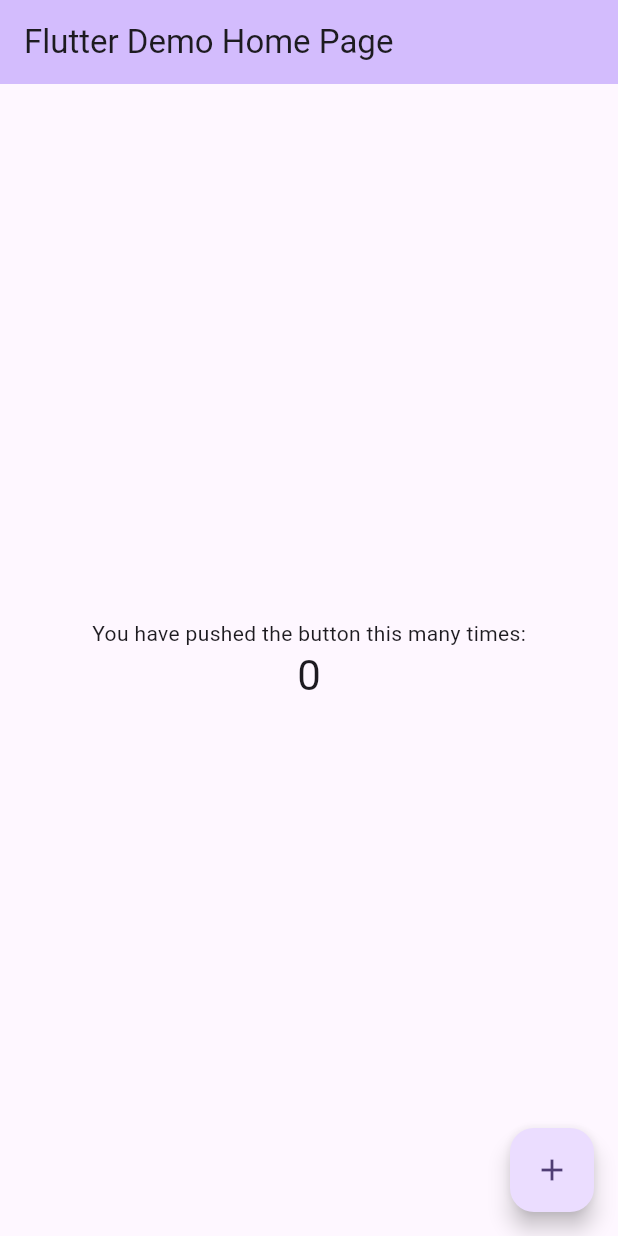
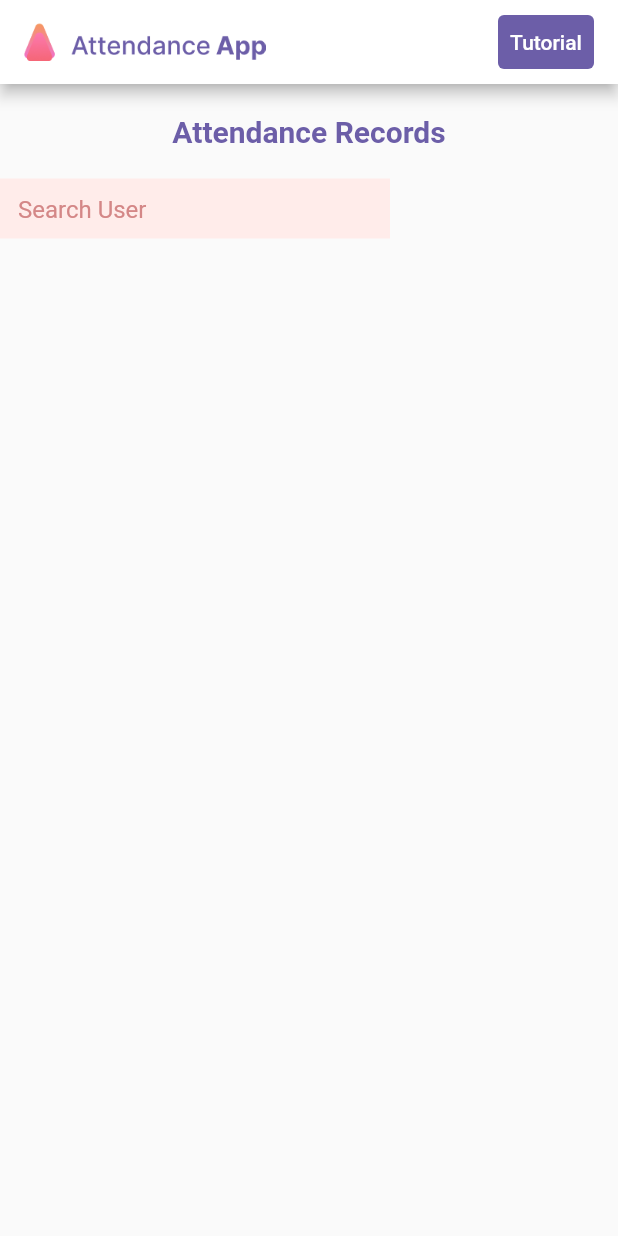
Before and after one commit to JeffSiaYuHeng/Flutter-Attendance, a Flutter app: the screen it shows after launch, on a phone screen of 412 x 824 dp. Run offline on Flutter 3.47's test engine with Material 2 defaults, Android fonts, the phone set to English and light mode, and no system bars; our stand-ins replace heroicons.

Commit message:
update on MainScreen with Basic Layout

```diff
--- a/lib/main.dart
+++ b/lib/main.dart
@@ -1,4 +1,5 @@
 import 'package:flutter/material.dart';
+import 'screens/MainScreen.dart';
 
 void main() {
   runApp(const MyApp());
@@ -7,119 +8,10 @@ void main() {
 class MyApp extends StatelessWidget {
   const MyApp({super.key});
 
-  // This widget is the root of your application.
   @override
   Widget build(BuildContext context) {
     return MaterialApp(
-      title: 'Flutter Demo',
-      theme: ThemeData(
-        // This is the theme of your application.
-        //
-        // TRY THIS: Try running your application with "flutter run". You'll see
-        // the application has a blue toolbar. Then, without quitting the app,
-        // try changing the seedColor in the colorScheme below to Colors.green
-        // and then invoke "hot reload" (save your changes or press the "hot
-        // reload" button in a Flutter-supported IDE, or press "r" if you used
-        // the command line to start the app).
-        //
-        // Notice that the counter didn't reset back to zero; the application
-        // state is not lost during the reload. To reset the state, use hot
-        // restart instead.
-        //
-        // This works for code too, not just values: Most code changes can be
-        // tested with just a hot reload.
-        colorScheme: ColorScheme.fromSeed(seedColor: Colors.deepPurple),
-        useMaterial3: true,
-      ),
-      home: const MyHomePage(title: 'Flutter Demo Home Page'),
+      home: MainScreen(), // Set the initial screen
     );
   }
 }
-
-class MyHomePage extends StatefulWidget {
-  const MyHomePage({super.key, required this.title});
-
-  // This widget is the home page of your application. It is stateful, meaning
-  // that it has a State object (defined below) that contains fields that affect
-  // how it looks.
-
-  // This class is the configuration for the state. It holds the values (in this
-  // case the title) provided by the parent (in this case the App widget) and
-  // used by the build method of the State. Fields in a Widget subclass are
-  // always marked "final".
-
-  final String title;
-
-  @override
-  State<MyHomePage> createState() => _MyHomePageState();
-}
-
-class _MyHomePageState extends State<MyHomePage> {
-  int _counter = 0;
-
-  void _incrementCounter() {
-    setState(() {
-      // This call to setState tells the Flutter framework that something has
-      // changed in this State, which causes it to rerun the build method below
-      // so that the display can reflect the updated values. If we changed
-      // _counter without calling setState(), then the build method would not be
-      // called again, and so nothing would appear to happen.
-      _counter++;
-    });
-  }
-
-  @override
-  Widget build(BuildContext context) {
-    // This method is rerun every time setState is called, for instance as done
-    // by the _incrementCounter method above.
-    //
-    // The Flutter framework has been optimized to make rerunning build methods
-    // fast, so that you can just rebuild anything that needs updating rather
-    // than having to individually change instances of widgets.
-    return Scaffold(
-      appBar: AppBar(
-        // TRY THIS: Try changing the color here to a specific color (to
-        // Colors.amber, perhaps?) and trigger a hot reload to see the AppBar
-        // change color while the other colors stay the same.
-        backgroundColor: Theme.of(context).colorScheme.inversePrimary,
-        // Here we take the value from the MyHomePage object that was created by
-        // the App.build method, and use it to set our appbar title.
-        title: Text(widget.title),
-      ),
-      body: Center(
-        // Center is a layout widget. It takes a single child and positions it
-        // in the middle of the parent.
-        child: Column(
-          // Column is also a layout widget. It takes a list of children and
-          // arranges them vertically. By default, it sizes itself to fit its
-          // children horizontally, and tries to be as tall as its parent.
-          //
-          // Column has various properties to control how it sizes itself and
-          // how it positions its children. Here we use mainAxisAlignment to
-          // center the children vertically; the main axis here is the vertical
-          // axis because Columns are vertical (the cross axis would be
-          // horizontal).
-          //
-          // TRY THIS: Invoke "debug painting" (choose the "Toggle Debug Paint"
-          // action in the IDE, or press "p" in the console), to see the
-          // wireframe for each widget.
-          mainAxisAlignment: MainAxisAlignment.center,
-          children: <Widget>[
-            const Text(
-              'You have pushed the button this many times:',
-            ),
-            Text(
-              '$_counter',
-              style: Theme.of(context).textTheme.headlineMedium,
-            ),
-          ],
-        ),
-      ),
-      floatingActionButton: FloatingActionButton(
-        onPressed: _incrementCounter,
-        tooltip: 'Increment',
-        child: const Icon(Icons.add),
-      ), // This trailing comma makes auto-formatting nicer for build methods.
-    );
-  }
-}
--- /dev/null
+++ b/lib/screens/mainScreen.dart
@@ -0,0 +1,76 @@
+import 'package:flutter/material.dart';
+import 'package:heroicons/heroicons.dart';
+
+class MainScreen extends StatelessWidget {
+  Color primaryColor = Color(0xFF6C5EA8);
+
+  @override
+  Widget build(BuildContext context) {
+    return Scaffold(
+      appBar: AppBar(
+        title: Row(
+          mainAxisAlignment: MainAxisAlignment.spaceBetween,
+          children: [
+            Image.asset(
+              'assets/images/App_Title.png',
+              width: 161, // Set the width as needed
+              height: 37, // Set the height as needed
+            ),
+            TextButton(
+              style: TextButton.styleFrom(
+                backgroundColor: primaryColor,
+                foregroundColor: Colors.white,
+              ),
+              onPressed: () {
+                // Add your button's onPressed logic here
+              },
+              child: const Text('Tutorial'),
+            ),
+          ],
+        ),
+        backgroundColor: Colors.white,
+      ),
+      body: Container(
+        alignment: Alignment.center,
+        child: Column(
+          children: [
+            const SizedBox(height: 20),
+            Text(
+              'Attendance Records',
+              style: TextStyle(
+                color: primaryColor,
+                fontSize: 20,
+                fontWeight: FontWeight.bold,
+              ),
+            ),
+            const SizedBox(height: 20),
+            Row(
+              children: [
+                Column(
+                  crossAxisAlignment: CrossAxisAlignment.start,
+                  children: [
+                    Container(
+                      width: 260,
+                      height: 40,
+                      child: TextField(
+                        decoration: InputDecoration(
+                          hintText: 'Search User',
+                          hintStyle: TextStyle(
+                            color: Color.fromARGB(255, 212, 135, 135),
+                          ),
+                          border: InputBorder.none,
+                          filled: true,
+                          fillColor: Color.fromARGB(255, 255, 236, 234),
+                        ),
+                      ),
+                    ),
+                  ],
+                ),
+              ],
+            )
+          ],
+        ),
+      ),
+    );
+  }
+}
```
Also changed, not shown: pubspec.yaml (+5 -4 lines), assets/images/App_Title.png (added), lib/screens/TutorialScreen.dart (added), pubspec.lock.
